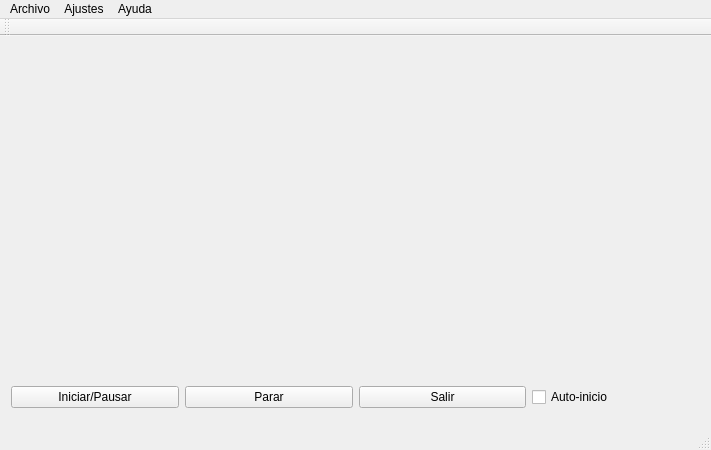
Before: the Qt Designer form Servidor/mainwindow.ui in Lprigara/videovigilancia-1314-g08, drawn with Qt 5.
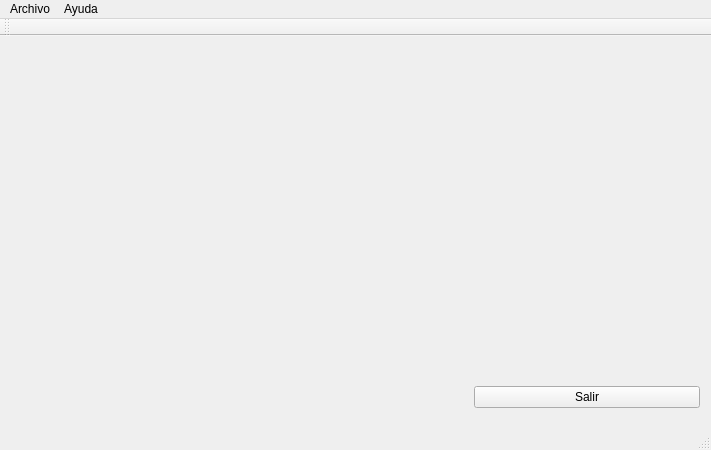
After: the same form once the commit is applied.

```diff
--- a/Servidor/mainwindow.ui
+++ b/Servidor/mainwindow.ui
@@ -27,21 +27,7 @@
     </size>
    </property>
    <layout class="QGridLayout" name="gridLayout">
-    <item row="3" column="0">
-     <widget class="QPushButton" name="start">
-      <property name="text">
-       <string>Iniciar/Pausar</string>
-      </property>
-     </widget>
-    </item>
-    <item row="3" column="1">
-     <widget class="QPushButton" name="stop">
-      <property name="text">
-       <string>Parar</string>
-      </property>
-     </widget>
-    </item>
-    <item row="0" column="0" colspan="4">
+    <item row="0" column="0" colspan="3">
      <widget class="QLabel" name="label">
       <property name="sizePolicy">
        <sizepolicy hsizetype="Ignored" vsizetype="Ignored">
@@ -66,14 +52,7 @@
       </property>
      </widget>
     </item>
-    <item row="3" column="3">
-     <widget class="QCheckBox" name="autoinicio">
-      <property name="text">
-       <string>Auto-inicio</string>
-      </property>
-     </widget>
-    </item>
-    <item row="3" column="2">
+    <item row="1" column="2">
      <widget class="QPushButton" name="exit">
       <property name="text">
        <string>Salir</string>
@@ -106,16 +85,7 @@
     </property>
     <addaction name="actionAcerca_de"/>
    </widget>
-   <widget class="QMenu" name="menuAjustes">
-    <property name="title">
-     <string>Ajustes</string>
-    </property>
-    <addaction name="separator"/>
-    <addaction name="actionPreferencias"/>
-    <addaction name="adjustConexion"/>
-   </widget>
    <addaction name="menuArchivo"/>
-   <addaction name="menuAjustes"/>
    <addaction name="menuAyuda"/>
   </widget>
   <widget class="QToolBar" name="mainToolBar">
```
Left out of the diff: 3 changed lines with no effect on the pictures.
